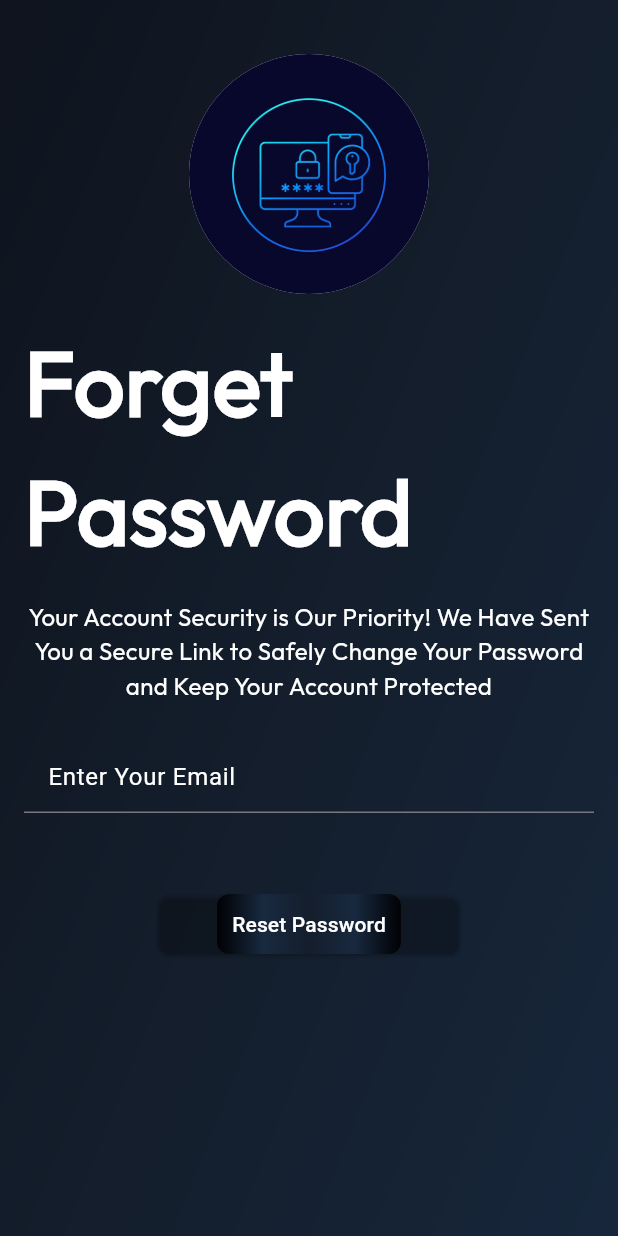
After one commit to adan-s/FYP-Watchful-Eyes, a Flutter app: the ForgotPasswordScreen screen opened directly, on a phone screen of 412 x 824 dp. The commit adds this screen. Run offline on Flutter 3.47's test engine with Material 3 defaults, Android fonts, the phone set to English and light mode, and no system bars; our stand-ins replace animated_text_kit, carousel_slider, cloud_firestore, file_picker, firebase_auth, firebase_core and 10 more; missing offline and left inert: flutter_animated_button; accounts and stored records are empty; project files that could hold a hidden picture were left out.

Commit message:
Forget password

```diff
--- a/lib/main.dart
+++ b/lib/main.dart
@@ -1,8 +1,9 @@
 import 'package:firebase_core/firebase_core.dart';
 import 'package:flutter/material.dart';
+import 'package:fyp/screens/admindashboard.dart';
+import 'package:fyp/screens/blogs.dart';
+import 'package:fyp/screens/community-forum.dart';
 import 'package:fyp/screens/login_screen.dart';
-import 'package:fyp/screens/signup.dart';
-import 'package:fyp/screens/user-panel.dart';
 import 'package:get/get.dart';
 
 void main() async {
--- a/lib/screens/admindashboard.dart
+++ b/lib/screens/admindashboard.dart
@@ -519,7 +519,7 @@ class _AdminDashboardState extends State<AdminDashboard> {
 
                               if (!snapshot.hasData || snapshot.data!.docs.isEmpty) {
                                 return Text(
-                                  '0',
+                                  '8',
                                   style: TextStyle(
                                     color: Colors.white,
                                     fontSize: 24,
@@ -544,6 +544,8 @@ class _AdminDashboardState extends State<AdminDashboard> {
                   ),
                 ),
               ],
+            ),Expanded(
+              child: Homescreen(),
             ),
             // ... (existing code)
           ],
--- a/lib/screens/blogs.dart
+++ b/lib/screens/blogs.dart
@@ -1,4 +1,3 @@
-import 'package:flutter/foundation.dart';
 import 'package:flutter/material.dart';
 import 'package:fyp/screens/community-forum.dart';
 import 'package:fyp/screens/crime-registeration-form.dart';
@@ -1634,7 +1633,6 @@ class ResponsiveAppBarActions extends StatelessWidget {
             MaterialPageRoute(builder: (context) => const UserPanel()),
           );
         }),
-        if (!kIsWeb) // Check if the app is not running on the web
         _buildNavBarItem("Community Forum", Icons.group, () {
           Navigator.push(
             context,
--- /dev/null
+++ b/lib/screens/forgetpassword.dart
@@ -0,0 +1,169 @@
+import 'package:flutter/material.dart';
+import 'package:get/get.dart';
+import 'package:firebase_auth/firebase_auth.dart';
+
+class ForgotPasswordScreen extends StatefulWidget {
+  @override
+  _ForgotPasswordScreenState createState() => _ForgotPasswordScreenState();
+}
+
+class _ForgotPasswordScreenState extends State<ForgotPasswordScreen> {
+  final TextEditingController emailController = TextEditingController();
+
+  Future<void> sendPasswordResetEmail() async {
+    try {
+      await FirebaseAuth.instance.sendPasswordResetEmail(
+        email: emailController.text.trim(),
+      );
+
+      Get.snackbar(
+        'Password Reset Email Sent',
+        'Check your email to reset your password.',
+        snackPosition: SnackPosition.BOTTOM,
+        backgroundColor: Colors.grey,
+      );
+    } catch (e) {
+      print('Password reset error: $e');
+
+      if (e is FirebaseAuthException) {
+        if (e.code == 'user-not-found') {
+          Get.snackbar(
+            'User Not Found',
+            'No user found with this email address.',
+            snackPosition: SnackPosition.BOTTOM,
+            backgroundColor: Colors.grey,
+          );
+        } else {
+          Get.snackbar(
+            'Error',
+            'Failed to send password reset email. Please try again.',
+            snackPosition: SnackPosition.BOTTOM,
+            backgroundColor: Colors.grey,
+          );
+        }
+      } else {
+        Get.snackbar(
+          'Error',
+          'An unexpected error occurred. Please try again.',
+          snackPosition: SnackPosition.BOTTOM,
+          backgroundColor: Colors.grey,
+        );
+      }
+    }
+  }
+
+  @override
+  Widget build(BuildContext context) {
+    return Scaffold(
+      body: Stack(
+        children: [
+          // Background image
+          Image.asset(
+            'assets/loginbgg.png',
+            fit: BoxFit.cover,
+            width: double.infinity,
+            height: double.infinity,
+          ),
+
+          // Centered content
+          SingleChildScrollView(
+            child: Center(
+              child: Padding(
+                padding: const EdgeInsets.all(16.0),
+                child: Column(
+                  mainAxisAlignment: MainAxisAlignment.center,
+                  children: [
+                    // Positioned circular image with padding
+                    Padding(
+                      padding: const EdgeInsets.only(top: 20.0), // Adjust top value as needed
+                      child: CircleAvatar(
+                        radius: MediaQuery.of(context).size.width > 600 ? 100.0 : 80.0,
+                        // Adjust radius based on screen width
+                        backgroundImage: AssetImage('assets/forget1.jpg'),
+                      ),
+                    ),
+
+                    SizedBox(height: 16.0),
+
+                    // Forget Password text
+                    Text(
+                      'Forget Password',
+                      style: TextStyle(
+                        color: Colors.white,
+                        fontSize: 60.0,
+                        fontWeight: FontWeight.bold,
+                        fontFamily: 'outfit',
+                      ),
+                    ),
+
+                    SizedBox(height: 16.0),
+
+                    // Additional text
+                    Text(
+                      'Your Account Security is Our Priority! We Have Sent You a Secure Link to Safely Change Your Password and Keep Your Account Protected',
+                      style: TextStyle(
+                        color: Colors.white,
+                        fontSize: 16.0,
+                        fontFamily: 'outfit',
+                      ),
+                      textAlign: TextAlign.center,
+                    ),
+
+                    SizedBox(height: 25.0),
+                    TextField(
+                      controller: emailController,
+                      style: TextStyle(color: Colors.white),
+                      decoration: InputDecoration(
+                        hintText: 'Enter Your Email',
+                        hintStyle: TextStyle(color: Colors.white),
+                        contentPadding: EdgeInsets.symmetric(horizontal: 16.0),
+                      ),
+                    ),
+
+
+
+                    SizedBox(height: 50.0),
+                    ElevatedButton(
+                      onPressed: () {
+                        sendPasswordResetEmail();
+                      },
+                      style: ElevatedButton.styleFrom(
+                        padding: EdgeInsets.symmetric(horizontal: 40),
+                        shape: RoundedRectangleBorder(
+                          borderRadius: BorderRadius.circular(8.0),
+                        ),
+                        primary: Colors.transparent,
+                      ),
+                      child: Container(
+                        decoration: BoxDecoration(
+                          gradient: LinearGradient(
+                            colors: [
+                              Color(0xFF000104),
+                              Color(0xFF18293F),
+                              Color(0xFF141E2C),
+                              Color(0xFF18293F),
+                              Color(0xFF000104),
+                            ],
+                            begin: Alignment.centerLeft,
+                            end: Alignment.centerRight,
+                          ),
+                          borderRadius: BorderRadius.circular(8.0),
+                        ),
+                        padding: EdgeInsets.all(10),
+                        child: Text(
+                          'Reset Password',
+                          style: TextStyle(color: Colors.white),
+                        ),
+                      ),
+                    ),
+
+                  ],
+                ),
+              ),
+            ),
+          ),
+        ],
+      ),
+    );
+  }
+}
```
Also changed, not shown: lib/authentication/controllers/signup_controller.dart (+40 -4 lines), lib/screens/signup.dart (+156 -30 lines), pubspec.yaml (+9 -2 lines), assets/forget1.jpg (added), assets/forget2.jpg (added), pubspec.lock, 1 other file. Lines whose indentation alone changed are shown as unchanged.
